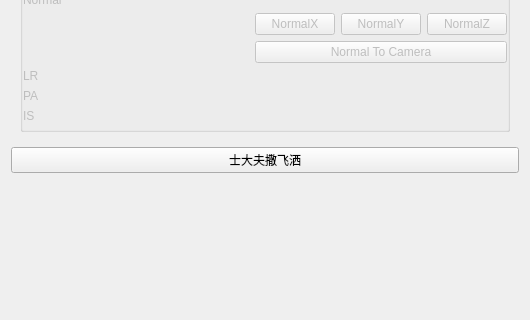
This is Calculus/Resources/UI/qSlicerCalculusReformatWidget.ui in qimo601/exStone as Qt 5 draws it before an edit; both pictures show x 0 to 530 and y 302 to 622 of the 530 by 780 pixel window. The edited form follows.
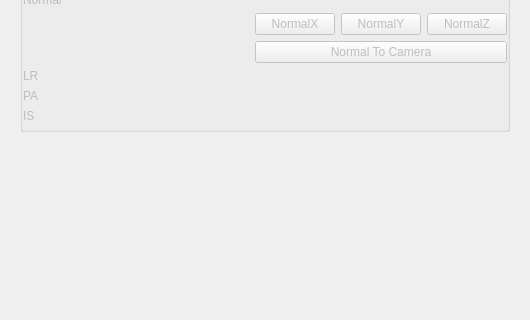
This is the edited form. Icons and pictures are not drawn. Custom widgets are drawn as their Qt base class.

What changed in the file:
```diff
--- a/Calculus/Resources/UI/qSlicerCalculusReformatWidget.ui
+++ b/Calculus/Resources/UI/qSlicerCalculusReformatWidget.ui
@@ -468,13 +468,6 @@
      </layout>
     </widget>
    </item>
-   <item row="2" column="0">
-    <widget class="QPushButton" name="pushButton">
-     <property name="text">
-      <string>士大夫撒飞洒</string>
-     </property>
-    </widget>
-   </item>
   </layout>
   <action name="actionLockNormalToCamera">
    <property name="checkable">
```
Left out of the diff: 2 changed lines with no effect on the pictures.
